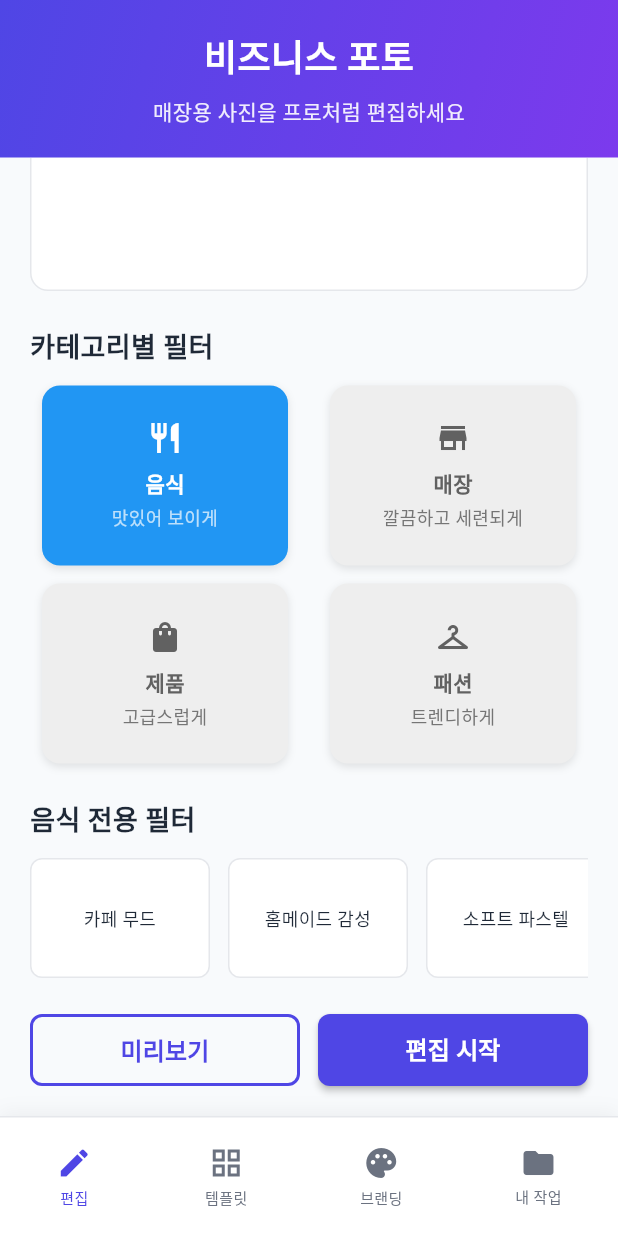
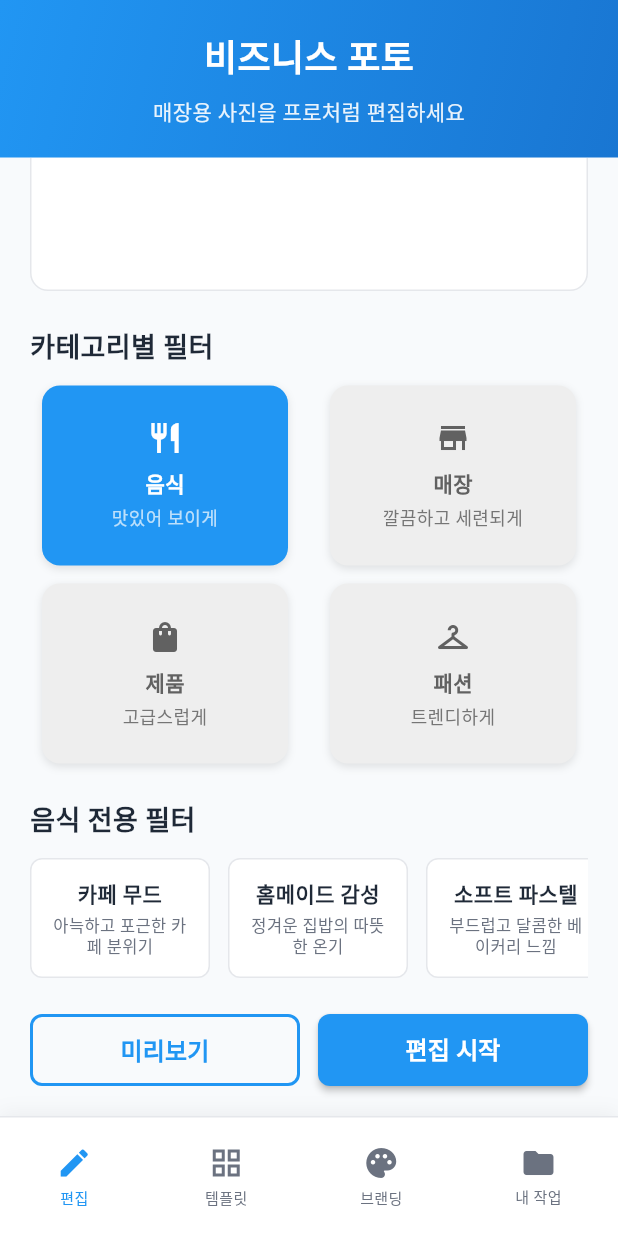
Before and after one commit to Aliasss/photo_filter, a Flutter app: the screen it shows after launch, scrolled down 231 dp, on a phone screen of 412 x 824 dp. Run offline on Flutter 3.47's test engine with Material 3 defaults, Android fonts, the phone set to English and light mode, and no system bars; our stand-ins replace image_gallery_saver, image_picker; missing offline and left inert: dart:html; Roboto replaces fonts that are missing (NotoSans).

Commit message:
필터 디벨롭 및 필터 문구 추가

```diff
--- a/lib/constants/colors.dart
+++ b/lib/constants/colors.dart
@@ -1,8 +1,10 @@
 import 'package:flutter/material.dart';
 
 class AppColors {
-  static const Color primary = Color(0xFF4F46E5);
-  static const Color primaryDark = Color(0xFF7C3AED);
+  static const Color primary = Color(0xFF2196F3);
+  static const Color primaryDark = Color(0xFF1976D2);
+  static const Color primaryLight = Color(0xFF64B5F6);
+  static const Color accent = Color(0xFF03DAC6);
   static const Color background = Color(0xFFF8FAFC);
   static const Color surface = Colors.white;
   static const Color textPrimary = Color(0xFF1F2937);
@@ -19,12 +21,12 @@ class AppColors {
     colors: [primary, primaryDark],
   );
 
-  static const List<List<Color>> filterGradients = [
-    [Color(0xFFFBBF24), Color(0xFFF59E0B)], // Golden
-    [Color(0xFF10B981), Color(0xFF059669)], // Emerald
-    [Color(0xFFF43F5E), Color(0xFFE11D48)], // Rose
-    [Color(0xFF8B5CF6), Color(0xFF7C3AED)], // Purple
-    [Color(0xFF06B6D4), Color(0xFF0891B2)], // Cyan
+  static const List<Color> filterColors = [
+    Color(0xFFFBBF24), // 황금
+    Color(0xFF10B981), // 에메랄드
+    Color(0xFFF43F5E), // 로즈
+    Color(0xFF8B5CF6), // 퍼플
+    Color(0xFF06B6D4), // 시안
   ];
 
   static const List<Color> brandColors = [
--- a/lib/models/filter_option.dart
+++ b/lib/models/filter_option.dart
@@ -3,51 +3,142 @@ import '../utils/filter_utils.dart';
 class FilterOption {
   final String name;
   final String category;
+  final String description;
   final Map<String, double> adjustments;
 
   const FilterOption({
     required this.name,
     required this.category,
+    required this.description,
     required this.adjustments,
   });
 
   factory FilterOption.fromPreset(String name, String category) {
     final preset = FilterUtils.getFilterPreset(name);
+    final description = _getDescription(name);
     return FilterOption(
       name: name,
       category: category,
+      description: description,
       adjustments: preset,
     );
+  }
+
+  static String _getDescription(String name) {
+    switch (name) {
+      // 음식 카테고리
+      case '카페 무드':
+        return '아늑하고 포근한 카페 분위기';
+      case '홈메이드 감성':
+        return '정겨운 집밥의 따뜻한 온기';
+      case '소프트 파스텔':
+        return '부드럽고 달콤한 베이커리 느낌';
+      case '비비드 컬러':
+        return '신선하고 생생한 색감';
+      case '미니멀 그레이':
+        return '세련되고 모던한 플레이팅';
+      // 매장 카테고리
+      case '모던 블랙':
+        return '고급스럽고 전문적인 공간';
+      case '웜 우드':
+        return '자연스럽고 편안한 인테리어';
+      case '미니멀':
+        return '깔끔하고 현대적인 공간';
+      // 제품 카테고리
+      case '럭셔리':
+        return '프리미엄하고 우아한 느낌';
+      case '클린':
+        return '깔끔하고 정확한 색감';
+      // 패션 카테고리
+      case '트렌디':
+        return '세련되고 스타일리시한 룩';
+      case '빈티지':
+        return '따뜻하고 그리운 필름 감성';
+      default:
+        return '자연스러운 색감';
+    }
   }
 
   static const Map<String, List<FilterOption>> categoryFilters = {
     '음식': [
       FilterOption(
-        name: '따뜻한 조명',
+        name: '카페 무드',
         category: '음식',
+        description: '아늑하고 포근한 카페 분위기',
         adjustments: {'brightness': 15, 'warmth': 20, 'saturation': 10},
-      ),
-      FilterOption(
-        name: '신선한 자연',
-        category: '음식',
-        adjustments: {'brightness': 10, 'contrast': 15, 'saturation': 25},
-      ),
-      FilterOption(
-        name: '고급 레스토랑',
-        category: '음식',
-        adjustments: {'contrast': 20, 'warmth': -10, 'saturation': 5},
       ),
       FilterOption(
         name: '홈메이드 감성',
         category: '음식',
+        description: '정겨운 집밥의 따뜻한 온기',
+        adjustments: {'brightness': 10, 'contrast': 15, 'saturation': 25},
+      ),
+      FilterOption(
+        name: '소프트 파스텔',
+        category: '음식',
+        description: '부드럽고 달콤한 베이커리 느낌',
+        adjustments: {'contrast': 20, 'warmth': -10, 'saturation': 5},
+      ),
+      FilterOption(
+        name: '비비드 컬러',
+        category: '음식',
+        description: '신선하고 생생한 색감',
         adjustments: {'brightness': 5, 'warmth': 15, 'saturation': -5},
       ),
       FilterOption(
-        name: '카페 무드',
+        name: '미니멀 그레이',
         category: '음식',
+        description: '세련되고 모던한 플레이팅',
         adjustments: {'brightness': -5, 'contrast': 10, 'warmth': 10},
       ),
     ],
-    // 다른 카테고리들도 유사하게 정의...
+    '매장': [
+      FilterOption(
+        name: '모던 블랙',
+        category: '매장',
+        description: '고급스럽고 전문적인 공간',
+        adjustments: {'brightness': -15, 'contrast': 20, 'warmth': -10},
+      ),
+      FilterOption(
+        name: '웜 우드',
+        category: '매장',
+        description: '자연스럽고 편안한 인테리어',
+        adjustments: {'brightness': 10, 'contrast': 0, 'warmth': 15},
+      ),
+      FilterOption(
+        name: '미니멀',
+        category: '매장',
+        description: '깔끔하고 현대적인 공간',
+        adjustments: {'brightness': 20, 'contrast': -10, 'warmth': 0},
+      ),
+    ],
+    '제품': [
+      FilterOption(
+        name: '럭셔리',
+        category: '제품',
+        description: '프리미엄하고 우아한 느낌',
+        adjustments: {'brightness': -5, 'contrast': 10, 'warmth': -10},
+      ),
+      FilterOption(
+        name: '클린',
+        category: '제품',
+        description: '깔끔하고 정확한 색감',
+        adjustments: {'brightness': 15, 'contrast': -5, 'warmth': -5},
+      ),
+    ],
+    '패션': [
+      FilterOption(
+        name: '트렌디',
+        category: '패션',
+        description: '세련되고 스타일리시한 룩',
+        adjustments: {'brightness': 8, 'contrast': 8, 'warmth': 12},
+      ),
+      FilterOption(
+        name: '빈티지',
+        category: '패션',
+        description: '따뜻하고 그리운 필름 감성',
+        adjustments: {'brightness': 5, 'contrast': -10, 'warmth': 15},
+      ),
+    ],
   };
 }
--- a/lib/utils/filter_utils.dart
+++ b/lib/utils/filter_utils.dart
@@ -6,78 +6,78 @@ class FilterUtils {
   static Map<String, List<double>> filterMatrices = {
     // 음식 카테고리
     '카페 무드': [
-      1.2, 0.1, 0.0, 0.0, 10,
-      0.0, 1.1, 0.1, 0.0, 5,
-      0.0, 0.0, 0.8, 0.0, 0,
+      1.3, 0.2, 0.1, 0.0, 15,    // 따뜻한 조명 + 비네팅
+      0.1, 1.1, 0.05, 0.0, 10,   // 자연스러운 초록
+      0.05, 0.1, 0.7, 0.0, 5,    // 파랑 억제로 따뜻함 강화
       0.0, 0.0, 0.0, 1.0, 0.0
     ],
     '홈메이드 감성': [
-      1.1, 0.2, 0.1, 0.0, 15,
-      0.1, 1.0, 0.1, 0.0, 10,
-      0.1, 0.1, 0.9, 0.0, 5,
+      1.2, 0.25, 0.15, 0.0, 20,  // 필름 느낌의 따뜻한 빨강
+      0.15, 0.85, 0.1, 0.0, 15,  // 페이드된 초록
+      0.1, 0.15, 0.65, 0.0, 10,  // 세피아 톤
       0.0, 0.0, 0.0, 1.0, 0.0
     ],
     '소프트 파스텔': [
-      1.0, 0.1, 0.1, 0.0, 20,
-      0.1, 1.0, 0.1, 0.0, 15,
-      0.1, 0.1, 1.0, 0.0, 10,
+      0.95, 0.1, 0.1, 0.0, 25,   // 부드러운 빨강
+      0.1, 0.95, 0.1, 0.0, 20,   // 부드러운 초록
+      0.1, 0.1, 0.95, 0.0, 15,   // 부드러운 파랑
       0.0, 0.0, 0.0, 1.0, 0.0
     ],
     '비비드 컬러': [
-      1.3, 0.0, 0.0, 0.0, 0,
-      0.0, 1.3, 0.0, 0.0, 0,
-      0.0, 0.0, 1.3, 0.0, 0,
+      1.4, 0.0, 0.0, 0.0, 5,     // 강렬한 빨강
+      0.0, 1.4, 0.0, 0.0, 5,     // 강렬한 초록
+      0.0, 0.0, 1.4, 0.0, 5,     // 강렬한 파랑
       0.0, 0.0, 0.0, 1.0, 0.0
     ],
     '미니멀 그레이': [
-      0.5, 0.5, 0.5, 0.0, 0,
-      0.5, 0.5, 0.5, 0.0, 0,
-      0.5, 0.5, 0.5, 0.0, 0,
+      0.6, 0.6, 0.6, 0.0, 10,    // 그레이스케일
+      0.3, 0.3, 0.3, 0.0, 10,
+      0.1, 0.1, 0.1, 0.0, 10,
       0.0, 0.0, 0.0, 1.0, 0.0
     ],
     // 매장 카테고리
     '모던 블랙': [
-      1.0, 0.0, 0.0, 0.0, -10,
-      0.0, 1.0, 0.0, 0.0, -10,
-      0.0, 0.0, 1.0, 0.0, -10,
+      0.85, 0.0, 0.05, 0.0, -15, // 세련된 다크 톤
+      0.0, 0.85, 0.05, 0.0, -15, // 쿨톤 강화
+      0.05, 0.05, 1.1, 0.0, -10, // 파랑 강조
       0.0, 0.0, 0.0, 1.0, 0.0
     ],
     '웜 우드': [
-      1.1, 0.1, 0.0, 0.0, 5,
-      0.0, 1.0, 0.1, 0.0, 5,
-      0.0, 0.0, 0.9, 0.0, 0,
+      1.25, 0.2, 0.1, 0.0, 10,   // 따뜻한 브라운
+      0.15, 1.0, 0.1, 0.0, 5,    // 자연스러운 초록
+      0.05, 0.1, 0.7, 0.0, 0,    // 파랑 억제
       0.0, 0.0, 0.0, 1.0, 0.0
     ],
     '미니멀': [
-      0.9, 0.05, 0.05, 0.0, 10,
-      0.05, 0.9, 0.05, 0.0, 10,
-      0.05, 0.05, 0.9, 0.0, 10,
+      1.15, 0.05, 0.05, 0.0, 20, // 깔끔한 빨강
+      0.05, 1.15, 0.05, 0.0, 20, // 깔끔한 초록
+      0.05, 0.05, 1.15, 0.0, 20, // 깔끔한 파랑
       0.0, 0.0, 0.0, 1.0, 0.0
     ],
     // 제품 카테고리
     '럭셔리': [
-      1.1, 0.0, 0.0, 0.0, -5,
-      0.0, 1.1, 0.0, 0.0, -5,
-      0.0, 0.0, 1.2, 0.0, -10,
+      1.15, 0.0, 0.0, 0.0, -5,   // 고급스러운 빨강
+      0.0, 1.15, 0.0, 0.0, -5,   // 고급스러운 초록
+      0.0, 0.0, 1.25, 0.0, -10,  // 쿨톤 강조
       0.0, 0.0, 0.0, 1.0, 0.0
     ],
     '클린': [
-      0.95, 0.0, 0.0, 0.0, 15,
-      0.0, 0.95, 0.0, 0.0, 15,
-      0.0, 0.0, 1.0, 0.0, -5,
+      0.95, 0.0, 0.0, 0.0, 25,   // 하이키 화이트
+      0.0, 0.95, 0.0, 0.0, 25,   // 깔끔한 초록
+      0.0, 0.0, 1.0, 0.0, -5,    // 약간의 쿨톤
       0.0, 0.0, 0.0, 1.0, 0.0
     ],
     // 패션 카테고리
     '트렌디': [
-      1.05, 0.0, 0.0, 0.0, 0,
-      0.0, 1.05, 0.0, 0.0, 5,
-      0.0, 0.0, 1.05, 0.0, 5,
+      1.25, 0.1, 0.1, 0.0, 8,    // 생동감 있는 빨강
+      0.05, 1.2, 0.05, 0.0, 8,   // 생동감 있는 초록
+      0.1, 0.1, 1.35, 0.0, 12,   // 강조된 파랑
       0.0, 0.0, 0.0, 1.0, 0.0
     ],
     '빈티지': [
-      0.8, 0.3, 0.2, 0.0, -5,
-      0.3, 0.7, 0.1, 0.0, -5,
-      0.2, 0.1, 0.6, 0.0, 20,
+      1.1, 0.3, 0.2, 0.0, 5,     // 빈티지 레드
+      0.2, 0.8, 0.1, 0.0, 0,     // 페이드된 그린
+      0.1, 0.2, 0.6, 0.0, 15,    // 세피아 톤
       0.0, 0.0, 0.0, 1.0, 0.0
     ],
   };
@@ -99,29 +99,29 @@ class FilterUtils {
   static Map<String, int> getFilterValues(String filterName) {
     switch (filterName) {
       case '카페 무드':
-        return {'밝기': 10, '대비': 10, '따뜻함': 5};
+        return {'밝기': 15, '대비': 10, '따뜻함': 10};
       case '홈메이드 감성':
-        return {'밝기': 15, '대비': 5, '따뜻함': 10};
+        return {'밝기': 20, '대비': 5, '따뜻함': 15};
       case '소프트 파스텔':
-        return {'밝기': 20, '대비': 0, '따뜻함': 15};
+        return {'밝기': 25, '대비': 0, '따뜻함': 15};
       case '비비드 컬러':
-        return {'밝기': 0, '대비': 30, '따뜻함': 0};
+        return {'밝기': 5, '대비': 30, '따뜻함': 5};
       case '미니멀 그레이':
-        return {'밝기': 0, '대비': -50, '따뜻함': 0};
+        return {'밝기': 10, '대비': -50, '따뜻함': 10};
       case '모던 블랙':
-        return {'밝기': -10, '대비': 20, '따뜻함': -5};
+        return {'밝기': -15, '대비': 20, '따뜻함': -10};
       case '웜 우드':
-        return {'밝기': 5, '대비': 0, '따뜻함': 15};
+        return {'밝기': 10, '대비': 0, '따뜻함': 15};
       case '미니멀':
-        return {'밝기': 10, '대비': -10, '따뜻함': 0};
+        return {'밝기': 20, '대비': -10, '따뜻함': 0};
       case '럭셔리':
         return {'밝기': -5, '대비': 10, '따뜻함': -10};
       case '클린':
         return {'밝기': 15, '대비': -5, '따뜻함': -5};
       case '트렌디':
-        return {'밝기': 0, '대비': 5, '따뜻함': 5};
+        return {'밝기': 8, '대비': 8, '따뜻함': 12};
       case '빈티지':
-        return {'밝기': -5, '대비': -10, '따뜻함': 20};
+        return {'밝기': 5, '대비': -10, '따뜻함': 15};
       default:
         return {'밝기': 0, '대비': 0, '따뜻함': 0};
     }
--- a/lib/widgets/filter_option_card.dart
+++ b/lib/widgets/filter_option_card.dart
@@ -2,7 +2,6 @@ import 'package:flutter/material.dart';
 import '../constants/colors.dart';
 import '../constants/text_styles.dart';
 import '../models/filter_option.dart';
-import '../utils/filter_utils.dart';
 
 class FilterOptionCard extends StatelessWidget {
   final FilterOption filter;
@@ -18,8 +17,6 @@ class FilterOptionCard extends StatelessWidget {
 
   @override
   Widget build(BuildContext context) {
-    final preset = FilterUtils.getFilterPreset(filter.name);
-
     return GestureDetector(
       onTap: onTap,
       child: Container(
@@ -38,24 +35,27 @@ class FilterOptionCard extends StatelessWidget {
           children: [
             Text(
               filter.name,
-              style: AppTextStyles.categoryDesc.copyWith(
+              style: AppTextStyles.categoryName.copyWith(
                 color: isSelected ? Colors.white : AppColors.textPrimary,
+                fontSize: 14,
+                fontWeight: FontWeight.bold,
               ),
               textAlign: TextAlign.center,
+              maxLines: 1,
+              overflow: TextOverflow.ellipsis,
             ),
-            if (isSelected) ...[
-              const SizedBox(height: 4),
-              Text(
-                '밝기: ${(preset['brightness']! * 100).round()}%\n'
-                '대비: ${(preset['contrast']! * 100).round()}%\n'
-                '따뜻함: ${(preset['warmth']! * 100).round()}%',
-                style: AppTextStyles.categoryDesc.copyWith(
-                  color: Colors.white70,
-                  fontSize: 10,
-                ),
-                textAlign: TextAlign.center,
+            const SizedBox(height: 4),
+            Text(
+              filter.description,
+              style: AppTextStyles.categoryDesc.copyWith(
+                color: isSelected ? Colors.white70 : AppColors.textSecondary,
+                fontSize: 11,
+                height: 1.2,
               ),
-            ],
+              textAlign: TextAlign.center,
+              maxLines: 2,
+              overflow: TextOverflow.ellipsis,
+            ),
           ],
         ),
       ),
```
